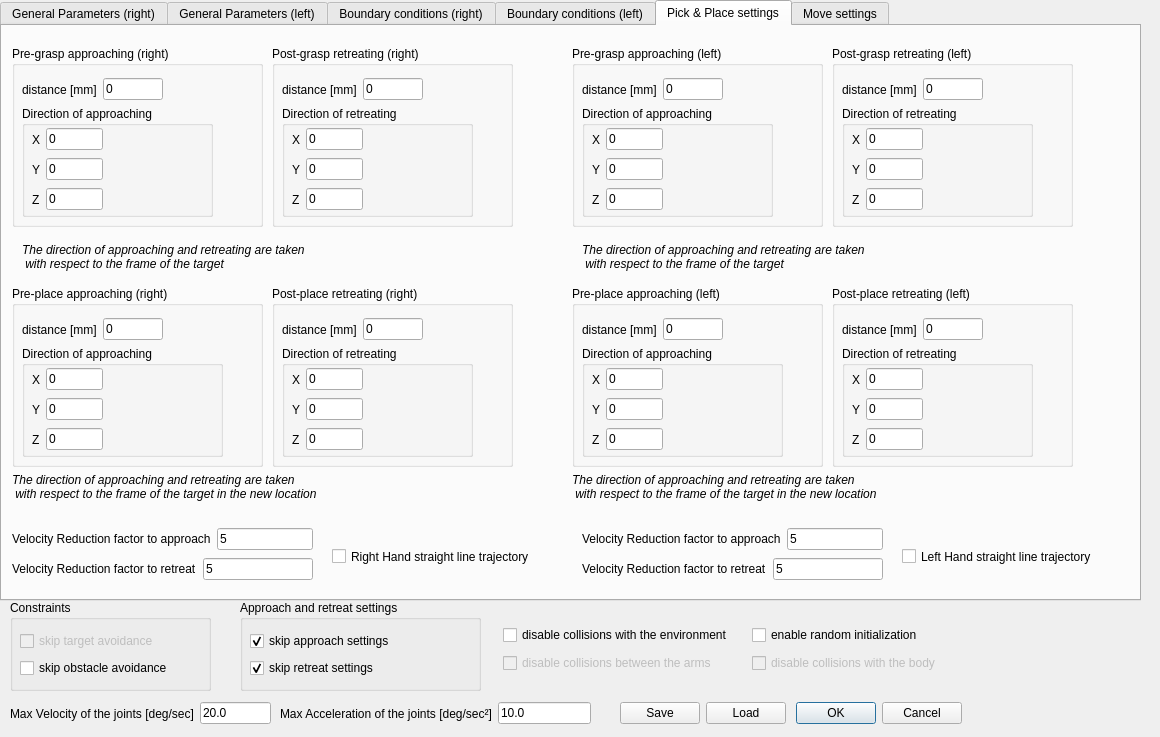
zohannn/motion_manager, file ui/toldialoghump_dual.ui: the form before one commit.
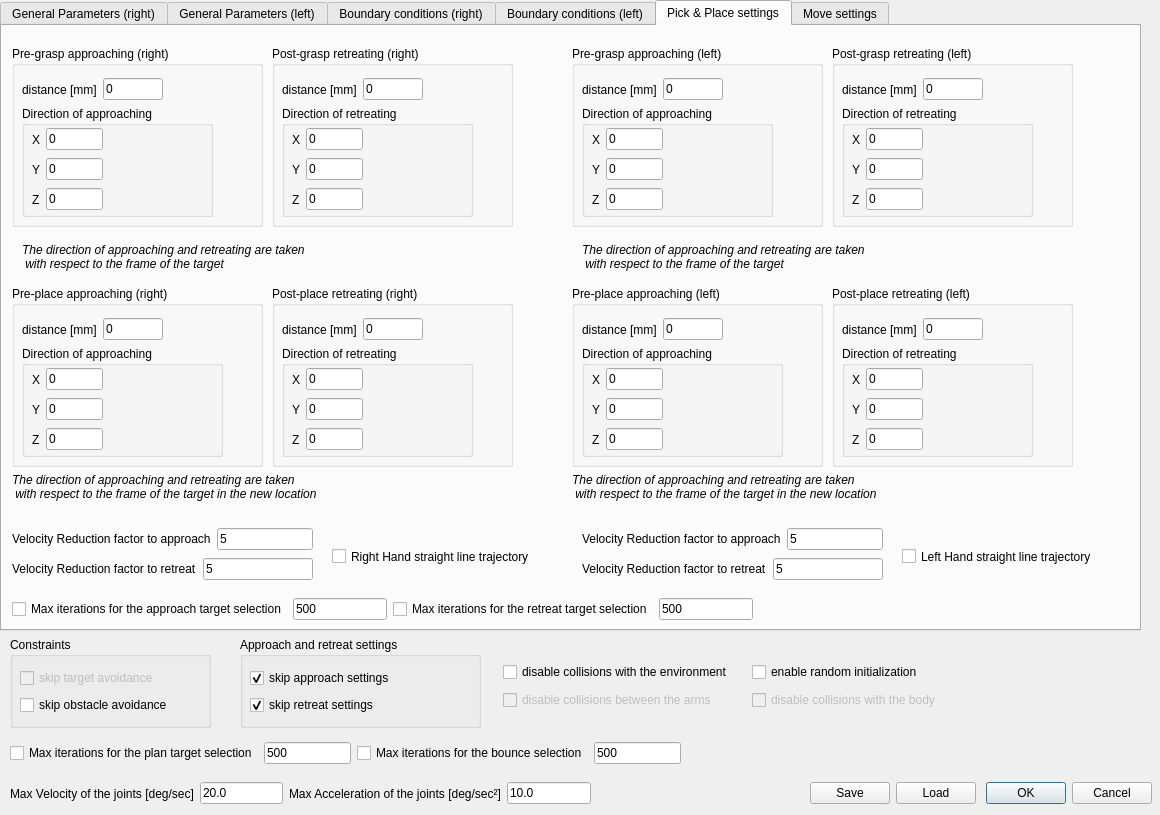
The form after the commit. The open tabs and pages were chosen to show the change.

Commit message: added max iterations option

What changed in the file:
```diff
--- a/ui/toldialoghump_dual.ui
+++ b/ui/toldialoghump_dual.ui
@@ -7,43 +7,17 @@
     <x>0</x>
     <y>0</y>
     <width>1160</width>
-    <height>737</height>
+    <height>815</height>
    </rect>
   </property>
   <property name="windowTitle">
    <string>Human-like Upper-limbs Motion Planner parameters</string>
   </property>
-  <widget class="QWidget" name="layoutWidget_max_vel">
-   <property name="geometry">
-    <rect>
-     <x>10</x>
-     <y>700</y>
-     <width>261</width>
-     <height>27</height>
-    </rect>
-   </property>
-   <layout class="QHBoxLayout" name="horizontalLayout_13">
-    <item>
-     <widget class="QLabel" name="label_41">
-      <property name="text">
-       <string>Max Velocity of the joints [deg/sec]</string>
-      </property>
-     </widget>
-    </item>
-    <item>
-     <widget class="QLineEdit" name="lineEdit_w_max">
-      <property name="text">
-       <string>20.0</string>
-      </property>
-     </widget>
-    </item>
-   </layout>
-  </widget>
   <widget class="QGroupBox" name="groupBox_constraints">
    <property name="geometry">
     <rect>
      <x>10</x>
-     <y>600</y>
+     <y>637</y>
      <width>201</width>
      <height>91</height>
     </rect>
@@ -87,7 +61,7 @@
      <x>0</x>
      <y>0</y>
      <width>1141</width>
-     <height>601</height>
+     <height>631</height>
     </rect>
    </property>
    <property name="currentIndex">
@@ -4907,6 +4881,54 @@
       <string>Left Hand straight line trajectory</string>
      </property>
     </widget>
+    <widget class="QWidget" name="">
+     <property name="geometry">
+      <rect>
+       <x>10</x>
+       <y>570</y>
+       <width>741</width>
+       <height>27</height>
+      </rect>
+     </property>
+     <layout class="QHBoxLayout" name="horizontalLayout_36">
+      <item>
+       <layout class="QHBoxLayout" name="horizontalLayout_37">
+        <item>
+         <widget class="QCheckBox" name="checkBox_max_iter_app">
+          <property name="text">
+           <string>Max iterations for the approach target selection</string>
+          </property>
+         </widget>
+        </item>
+        <item>
+         <widget class="QLineEdit" name="lineEdit_max_iter_app">
+          <property name="text">
+           <string>500</string>
+          </property>
+         </widget>
+        </item>
+       </layout>
+      </item>
+      <item>
+       <layout class="QHBoxLayout" name="horizontalLayout_38">
+        <item>
+         <widget class="QCheckBox" name="checkBox_max_iter_ret">
+          <property name="text">
+           <string>Max iterations for the retreat target selection</string>
+          </property>
+         </widget>
+        </item>
+        <item>
+         <widget class="QLineEdit" name="lineEdit_max_iter_ret">
+          <property name="text">
+           <string>500</string>
+          </property>
+         </widget>
+        </item>
+       </layout>
+      </item>
+     </layout>
+    </widget>
     <zorder>layoutWidget</zorder>
     <zorder>groupBox_pre_grasp_right</zorder>
     <zorder>groupBox_post_grasp_right</zorder>
@@ -6121,7 +6143,7 @@
    <property name="geometry">
     <rect>
      <x>240</x>
-     <y>600</y>
+     <y>637</y>
      <width>241</width>
      <height>91</height>
     </rect>
@@ -6165,8 +6187,8 @@
   <widget class="QWidget" name="layoutWidget">
    <property name="geometry">
     <rect>
-     <x>620</x>
-     <y>700</y>
+     <x>810</x>
+     <y>780</y>
      <width>342</width>
      <height>27</height>
     </rect>
@@ -6202,37 +6224,11 @@
     </item>
    </layout>
   </widget>
-  <widget class="QWidget" name="layoutWidget_max_vel_2">
-   <property name="geometry">
-    <rect>
-     <x>280</x>
-     <y>700</y>
-     <width>311</width>
-     <height>27</height>
-    </rect>
-   </property>
-   <layout class="QHBoxLayout" name="horizontalLayout_22">
-    <item>
-     <widget class="QLabel" name="label_42">
-      <property name="text">
-       <string>Max Acceleration of the joints [deg/sec²]</string>
-      </property>
-     </widget>
-    </item>
-    <item>
-     <widget class="QLineEdit" name="lineEdit_alpha_max">
-      <property name="text">
-       <string>10.0</string>
-      </property>
-     </widget>
-    </item>
-   </layout>
-  </widget>
   <widget class="QWidget" name="layoutWidget">
    <property name="geometry">
     <rect>
      <x>503</x>
-     <y>623</y>
+     <y>660</y>
      <width>491</width>
      <height>54</height>
     </rect>
@@ -6294,6 +6290,102 @@
     </item>
    </layout>
   </widget>
+  <widget class="QWidget" name="layoutWidget_6">
+   <property name="geometry">
+    <rect>
+     <x>10</x>
+     <y>740</y>
+     <width>671</width>
+     <height>27</height>
+    </rect>
+   </property>
+   <layout class="QHBoxLayout" name="horizontalLayout_65">
+    <item>
+     <layout class="QHBoxLayout" name="horizontalLayout_39">
+      <item>
+       <widget class="QCheckBox" name="checkBox_max_iter_plan">
+        <property name="text">
+         <string>Max iterations for the plan target selection</string>
+        </property>
+       </widget>
+      </item>
+      <item>
+       <widget class="QLineEdit" name="lineEdit_max_iter_plan">
+        <property name="text">
+         <string>500</string>
+        </property>
+       </widget>
+      </item>
+     </layout>
+    </item>
+    <item>
+     <layout class="QHBoxLayout" name="horizontalLayout_40">
+      <item>
+       <widget class="QCheckBox" name="checkBox_max_iter_bounce">
+        <property name="text">
+         <string>Max iterations for the bounce selection</string>
+        </property>
+       </widget>
+      </item>
+      <item>
+       <widget class="QLineEdit" name="lineEdit_max_iter_bounce">
+        <property name="text">
+         <string>500</string>
+        </property>
+       </widget>
+      </item>
+     </layout>
+    </item>
+   </layout>
+  </widget>
+  <widget class="QWidget" name="">
+   <property name="geometry">
+    <rect>
+     <x>10</x>
+     <y>780</y>
+     <width>581</width>
+     <height>27</height>
+    </rect>
+   </property>
+   <layout class="QHBoxLayout" name="horizontalLayout_35">
+    <item>
+     <layout class="QHBoxLayout" name="horizontalLayout_13">
+      <item>
+       <widget class="QLabel" name="label_41">
+        <property name="text">
+         <string>Max Velocity of the joints [deg/sec]</string>
+        </property>
+       </widget>
+      </item>
+      <item>
+       <widget class="QLineEdit" name="lineEdit_w_max">
+        <property name="text">
+         <string>20.0</string>
+        </property>
+       </widget>
+      </item>
+     </layout>
+    </item>
+    <item>
+     <layout class="QHBoxLayout" name="horizontalLayout_22">
+      <item>
+       <widget class="QLabel" name="label_42">
+        <property name="text">
+         <string>Max Acceleration of the joints [deg/sec²]</string>
+        </property>
+       </widget>
+      </item>
+      <item>
+       <widget class="QLineEdit" name="lineEdit_alpha_max">
+        <property name="text">
+         <string>10.0</string>
+        </property>
+       </widget>
+      </item>
+     </layout>
+    </item>
+   </layout>
+  </widget>
   <zorder>layoutWidget</zorder>
   <zorder>layoutWidget</zorder>
   <zorder>layoutWidget_max_vel</zorder>
```
Left out of the diff: 2 changed lines with no effect on the pictures. The commit also changes 7 other files.
